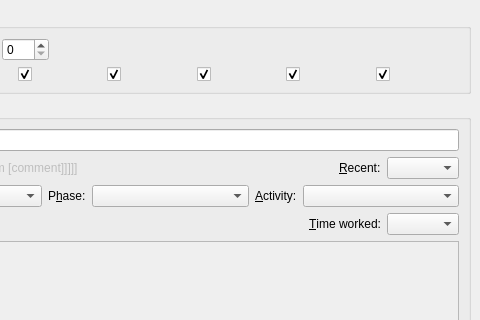
The window that src/pyuac_edit.ui (develer-staff/pyuac) describes before a commit, drawn with Qt 5; both pictures show x 182 to 662 and y 0 to 320 of the 662 by 537 pixel window.
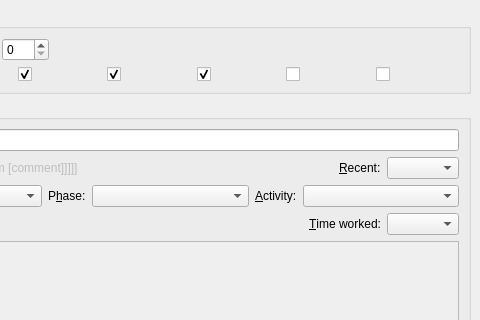
The same window after the commit. The open tabs and pages were chosen to show the change. Icons and pictures are not drawn.

Commit message: Modificati i file di interfaccia.

Diff of the .ui file:
```diff
--- a/src/pyuac_edit.ui
+++ b/src/pyuac_edit.ui
@@ -297,6 +297,14 @@
        </layout>
       </widget>
       <widget class="QWidget" name="page_3" >
+       <property name="geometry" >
+        <rect>
+         <x>0</x>
+         <y>0</y>
+         <width>644</width>
+         <height>84</height>
+        </rect>
+       </property>
        <property name="sizePolicy" >
         <sizepolicy vsizetype="Maximum" hsizetype="Preferred" >
          <horstretch>0</horstretch>
@@ -427,7 +435,7 @@
                 <string/>
                </property>
                <property name="checked" >
-                <bool>true</bool>
+                <bool>false</bool>
                </property>
               </widget>
              </item>
@@ -437,7 +445,7 @@
                 <string/>
                </property>
                <property name="checked" >
-                <bool>true</bool>
+                <bool>false</bool>
                </property>
               </widget>
              </item>
```
Left out of the diff: 8 changed lines with no effect on the pictures. The commit also changes 2 other files.
